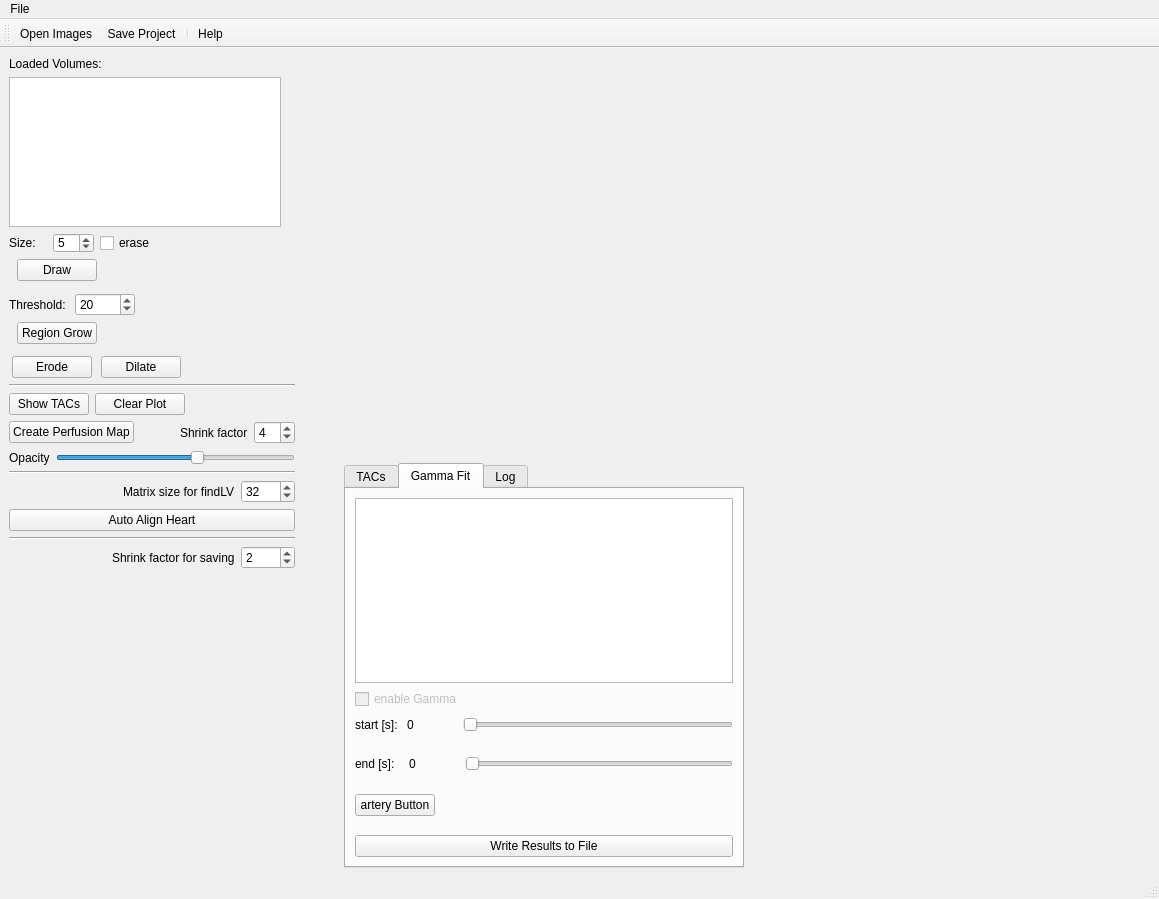
Above: main/KardioPerfusion.ui from CardiacImagingCharite/CardiacPerfusion before the change. Below: the same form after it.
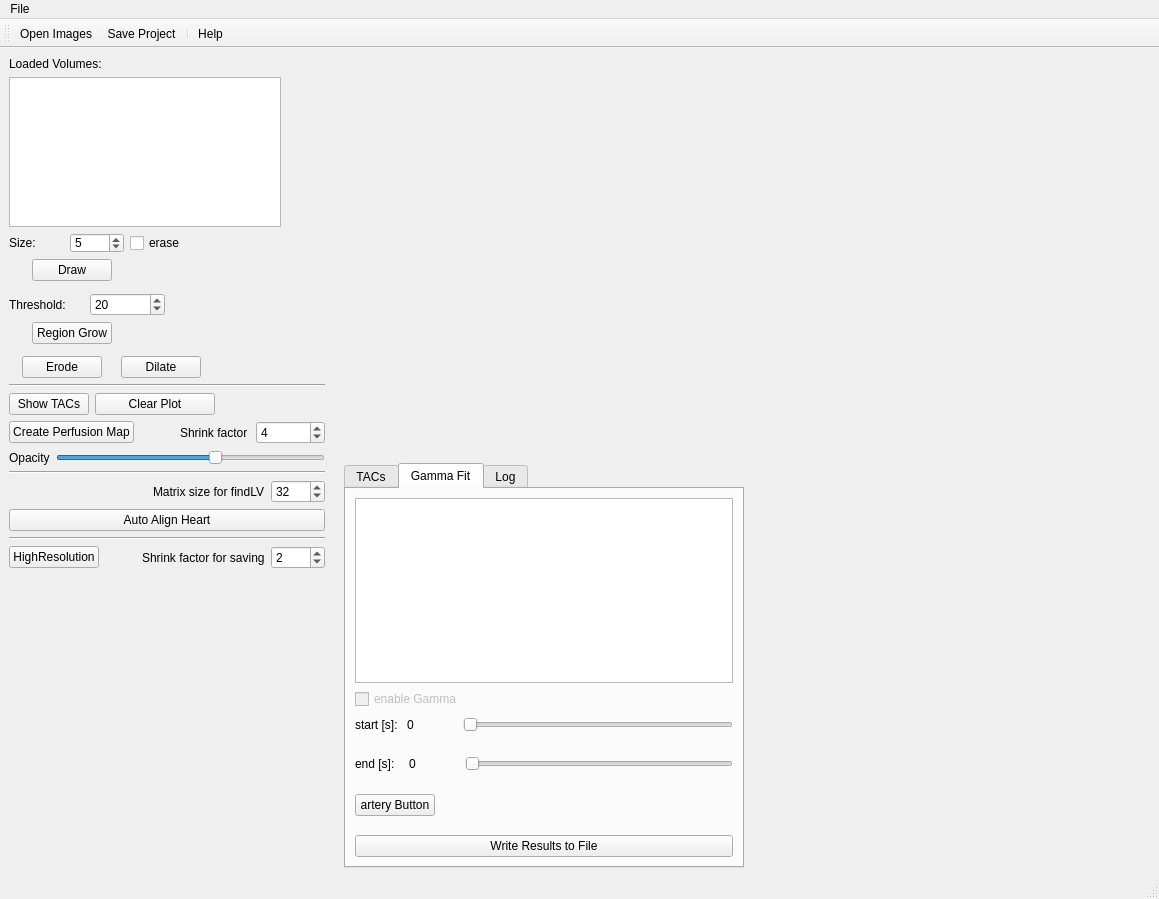
That is the form after the change. Icons and pictures are not drawn. Custom widgets are drawn as their Qt base class.

Commit message: added High resolution button

The edit to the form file:
```diff
--- a/main/KardioPerfusion.ui
+++ b/main/KardioPerfusion.ui
@@ -596,6 +596,13 @@
       </item>
       <item>
        <layout class="QHBoxLayout" name="horizontalLayout_18">
+        <item>
+         <widget class="QPushButton" name="btn_highResolution">
+          <property name="text">
+           <string>HighResolution</string>
+          </property>
+         </widget>
+        </item>
         <item>
          <spacer name="horizontalSpacer_12">
           <property name="orientation">
```
The commit also changes 2 other files.
